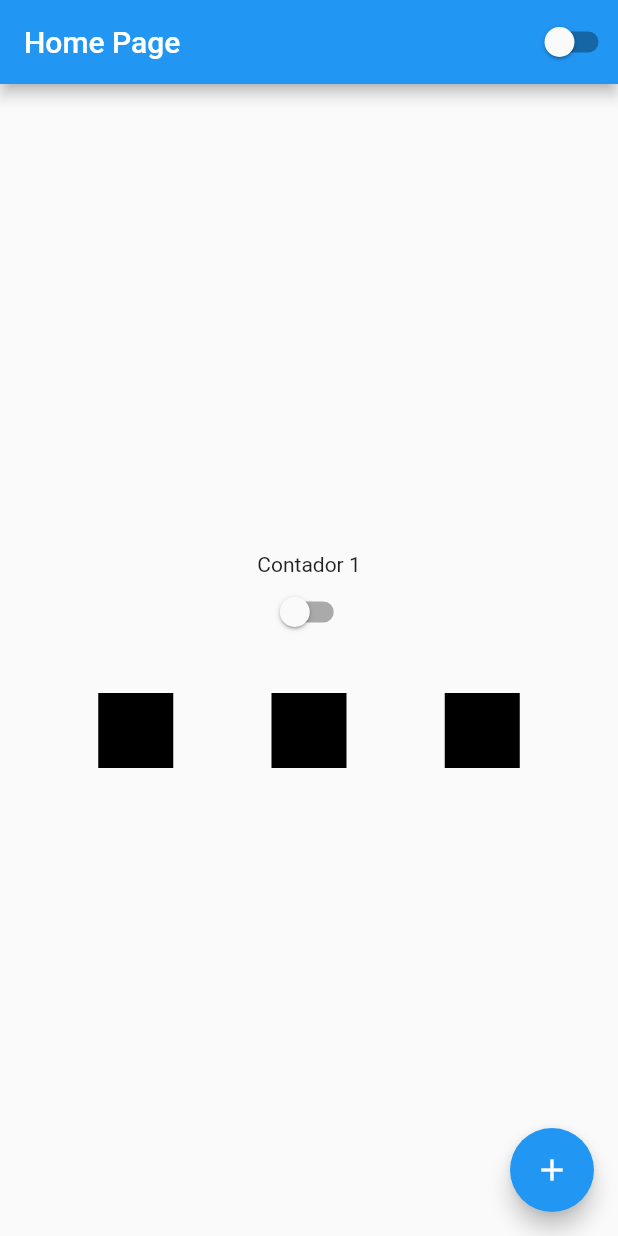
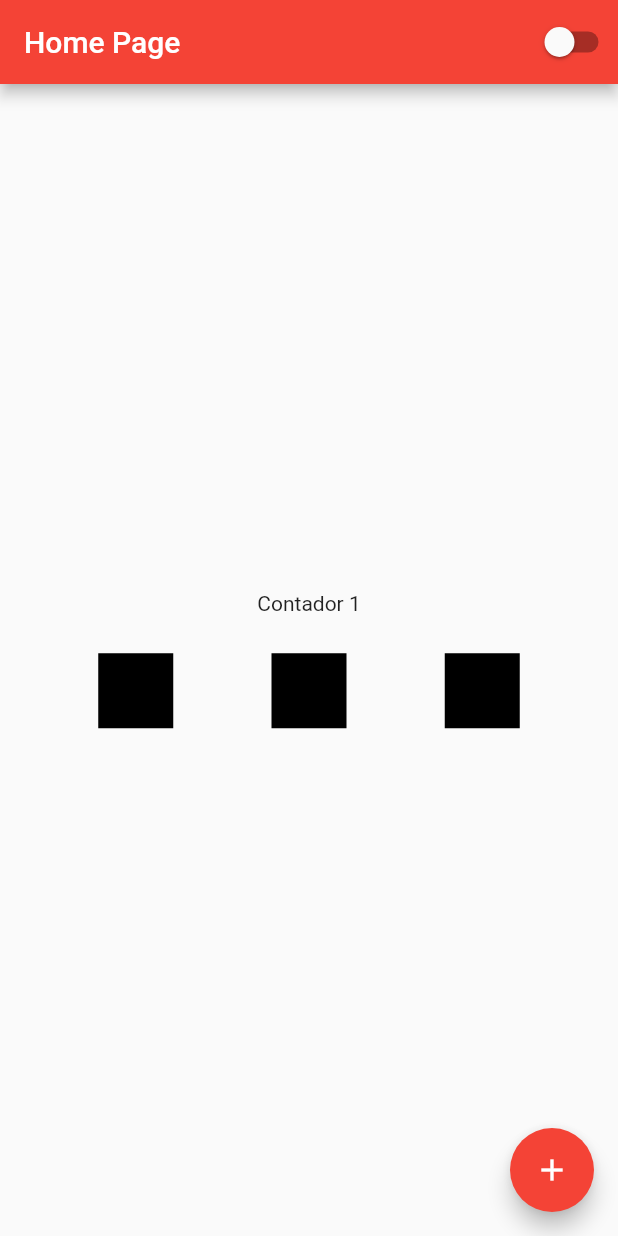
Before and after one commit to wellingtonzero21/Curso-Flutter---Flutterando, a Flutter app: the screen it shows after launch, after a tap on the "add" icon, on a phone screen of 412 x 824 dp. Run offline on Flutter 3.47's test engine with Material 2 defaults, Android fonts, the phone set to English and light mode, and no system bars.

Commit message:
praticando Row

```diff
--- a/primeiro_app_flutterando/lib/home_page copy.dart
+++ b/primeiro_app_flutterando/lib/home_page copy.dart
@@ -69,3 +69,4 @@
           AppControllerPratica.instance.changeTheme();
         },);
   }
+}
--- a/primeiro_app_flutterando/lib/home_page.dart
+++ b/primeiro_app_flutterando/lib/home_page.dart
@@ -18,11 +18,36 @@
         actions: [CustomSwitchPratica()],
       ),
       body: Container(
-        child: Center(
-          child:
-           Text("Contador $counter"),
+        width: double.infinity,
+        height: double.infinity,
+        child: Column(
+          mainAxisAlignment: MainAxisAlignment.center,
+            children: [
+              Text("Contador $counter"),
+      Container(height: 25,),
+      Row(
+        mainAxisAlignment: MainAxisAlignment.spaceEvenly,
+        children: [
+          Container(
+            width: 50,
+            height: 50,
+            color: Colors.black,
+          ),
+          Container(
+            width: 50,
+            height: 50,
+            color: Colors.black,
+          ),
+          Container(
+            width: 50,
+            height: 50,
+            color: Colors.black,
+          ),
+        ],
+      ),
+            ],
         ),
-        ),
+      ),
       floatingActionButton:FloatingActionButton(
         child: Icon(Icons.add),
         onPressed:() {
--- a/primeiro_app_flutterando/lib/main.dart
+++ b/primeiro_app_flutterando/lib/main.dart
@@ -7,5 +7,5 @@
 import './home_page copy.dart';
 
 void main() {
-  runApp(MyApp());
+  runApp(AppWidget());
 }
```
